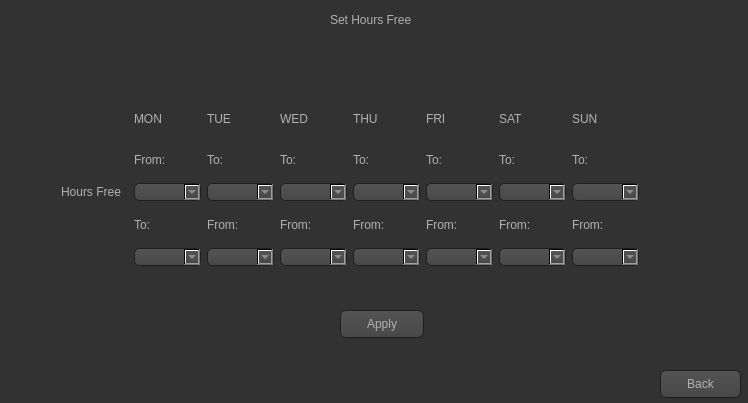
The window that developer/mainwindow.ui (CPSC36201Spring20018/DreamTeamRepo) describes before a commit, drawn with Qt 5.
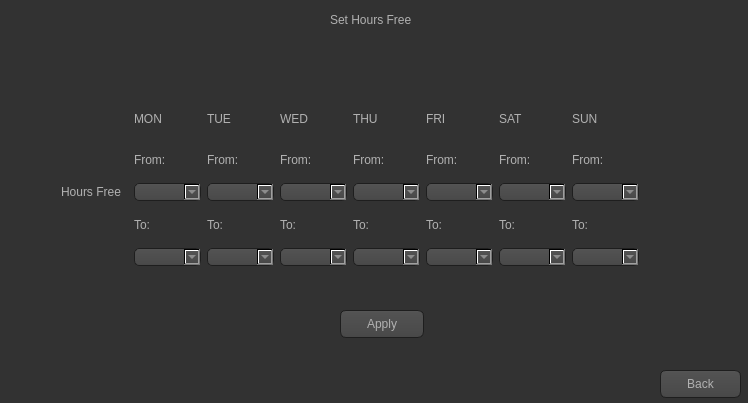
The same window after the commit. The open tabs and pages were chosen to show the change. Icons and pictures are not drawn.

Patch:
```diff
--- a/developer/mainwindow.ui
+++ b/developer/mainwindow.ui
@@ -468,7 +468,7 @@
      </rect>
     </property>
     <property name="currentIndex">
-     <number>2</number>
+     <number>1</number>
     </property>
     <widget class="QWidget" name="home">
      <widget class="QPushButton" name="hb_view">
@@ -501,6 +501,19 @@
 &lt;p style=&quot; margin-top:0px; margin-bottom:0px; margin-left:0px; margin-right:0px; -qt-block-indent:0; text-indent:0px;&quot;&gt;&lt;span style=&quot; font-size:24pt;&quot;&gt;Smart Calendar&lt;/span&gt;&lt;/p&gt;&lt;/body&gt;&lt;/html&gt;</string>
       </property>
      </widget>
+     <widget class="QPushButton" name="hb_exit">
+      <property name="geometry">
+       <rect>
+        <x>340</x>
+        <y>340</y>
+        <width>84</width>
+        <height>28</height>
+       </rect>
+      </property>
+      <property name="text">
+       <string>Exit</string>
+      </property>
+     </widget>
     </widget>
     <widget class="QWidget" name="calendar">
      <widget class="QPushButton" name="cb_back">
@@ -519,7 +532,7 @@
      <widget class="QLabel" name="label1">
       <property name="geometry">
        <rect>
-        <x>350</x>
+        <x>340</x>
         <y>10</y>
         <width>63</width>
         <height>20</height>
@@ -611,6 +624,19 @@
        </rect>
       </property>
      </widget>
+     <widget class="QPushButton" name="cb_auto">
+      <property name="geometry">
+       <rect>
+        <x>330</x>
+        <y>370</y>
+        <width>91</width>
+        <height>28</height>
+       </rect>
+      </property>
+      <property name="text">
+       <string>Auto-Schedule</string>
+      </property>
+     </widget>
     </widget>
     <widget class="QWidget" name="set">
      <widget class="QPushButton" name="sb_back">
@@ -649,23 +675,58 @@
        </rect>
       </property>
       <layout class="QGridLayout" name="gridLayout">
-       <item row="1" column="2">
-        <widget class="QLabel" name="label_4">
+       <item row="0" column="6">
+        <widget class="QLabel" name="label_24">
+         <property name="text">
+          <string>SAT</string>
+         </property>
+        </widget>
+       </item>
+       <item row="3" column="1">
+        <widget class="QLabel" name="label_3">
          <property name="text">
           <string>To:</string>
          </property>
         </widget>
        </item>
+       <item row="0" column="1">
+        <widget class="QLabel" name="label_19">
+         <property name="text">
+          <string>MON</string>
+         </property>
+        </widget>
+       </item>
+       <item row="0" column="3">
+        <widget class="QLabel" name="label_21">
+         <property name="text">
+          <string>WED</string>
+         </property>
+        </widget>
+       </item>
+       <item row="0" column="2">
+        <widget class="QLabel" name="label_20">
+         <property name="text">
+          <string>TUE</string>
+         </property>
+        </widget>
+       </item>
+       <item row="0" column="5">
+        <widget class="QLabel" name="label_23">
+         <property name="text">
+          <string>FRI</string>
+         </property>
+        </widget>
+       </item>
+       <item row="0" column="4">
+        <widget class="QLabel" name="label_22">
+         <property name="text">
+          <string>THU</string>
+         </property>
+        </widget>
+       </item>
        <item row="2" column="1">
         <widget class="QComboBox" name="sc_monFrom"/>
        </item>
-       <item row="3" column="5">
-        <widget class="QLabel" name="label_13">
-         <property name="text">
-          <string>From:</string>
-         </property>
-        </widget>
-       </item>
        <item row="2" column="0">
         <widget class="QLabel" name="label_18">
          <property name="text">
@@ -676,27 +737,6 @@
        <item row="4" column="6">
         <widget class="QComboBox" name="sc_satTo"/>
        </item>
-       <item row="1" column="4">
-        <widget class="QLabel" name="label_10">
-         <property name="text">
-          <string>To:</string>
-         </property>
-        </widget>
-       </item>
-       <item row="1" column="6">
-        <widget class="QLabel" name="label_14">
-         <property name="text">
-          <string>To:</string>
-         </property>
-        </widget>
-       </item>
-       <item row="1" column="5">
-        <widget class="QLabel" name="label_12">
-         <property name="text">
-          <string>To:</string>
-         </property>
-        </widget>
-       </item>
        <item row="2" column="6">
         <widget class="QComboBox" name="sc_satFrom"/>
        </item>
@@ -725,44 +765,9 @@
        <item row="2" column="4">
         <widget class="QComboBox" name="sc_thuFrom"/>
        </item>
-       <item row="3" column="7">
-        <widget class="QLabel" name="label_17">
-         <property name="text">
-          <string>From:</string>
-         </property>
-        </widget>
-       </item>
        <item row="4" column="7">
         <widget class="QComboBox" name="sc_sunTo"/>
        </item>
-       <item row="3" column="3">
-        <widget class="QLabel" name="label_9">
-         <property name="text">
-          <string>From:</string>
-         </property>
-        </widget>
-       </item>
-       <item row="1" column="3">
-        <widget class="QLabel" name="label_8">
-         <property name="text">
-          <string>To:</string>
-         </property>
-        </widget>
-       </item>
-       <item row="3" column="4">
-        <widget class="QLabel" name="label_11">
-         <property name="text">
-          <string>From:</string>
-         </property>
-        </widget>
-       </item>
-       <item row="3" column="6">
-        <widget class="QLabel" name="label_15">
-         <property name="text">
-          <string>From:</string>
-         </property>
-        </widget>
-       </item>
        <item row="4" column="2">
         <widget class="QComboBox" name="sc_tueTo"/>
        </item>
@@ -782,69 +787,90 @@
        <item row="4" column="5">
         <widget class="QComboBox" name="sc_friTo"/>
        </item>
-       <item row="0" column="6">
-        <widget class="QLabel" name="label_24">
+       <item row="1" column="2">
+        <widget class="QLabel" name="label_5">
          <property name="text">
-          <string>SAT</string>
+          <string>From:</string>
          </property>
         </widget>
        </item>
-       <item row="3" column="1">
-        <widget class="QLabel" name="label_3">
+       <item row="1" column="3">
+        <widget class="QLabel" name="label_9">
+         <property name="text">
+          <string>From:</string>
+         </property>
+        </widget>
+       </item>
+       <item row="3" column="2">
+        <widget class="QLabel" name="label_4">
+         <property name="text">
+          <string>To:</string>
+         </property>
+        </widget>
+       </item>
+       <item row="3" column="3">
+        <widget class="QLabel" name="label_8">
+         <property name="text">
+          <string>To:</string>
+         </property>
+        </widget>
+       </item>
+       <item row="3" column="4">
+        <widget class="QLabel" name="label_10">
+         <property name="text">
+          <string>To:</string>
+         </property>
+        </widget>
+       </item>
+       <item row="1" column="4">
+        <widget class="QLabel" name="label_11">
+         <property name="text">
+          <string>From:</string>
+         </property>
+        </widget>
+       </item>
+       <item row="3" column="5">
+        <widget class="QLabel" name="label_12">
+         <property name="text">
+          <string>To:</string>
+         </property>
+        </widget>
+       </item>
+       <item row="1" column="5">
+        <widget class="QLabel" name="label_13">
+         <property name="text">
+          <string>From:</string>
+         </property>
+        </widget>
+       </item>
+       <item row="1" column="6">
+        <widget class="QLabel" name="label_15">
+         <property name="text">
+          <string>From:</string>
+         </property>
+        </widget>
+       </item>
+       <item row="3" column="6">
+        <widget class="QLabel" name="label_14">
          <property name="text">
           <string>To:</string>
          </property>
         </widget>
        </item>
        <item row="1" column="7">
+        <widget class="QLabel" name="label_17">
+         <property name="text">
+          <string>From:</string>
+         </property>
+        </widget>
+       </item>
+       <item row="3" column="7">
         <widget class="QLabel" name="label_16">
          <property name="text">
           <string>To:</string>
          </property>
         </widget>
        </item>
-       <item row="0" column="1">
-        <widget class="QLabel" name="label_19">
-         <property name="text">
-          <string>MON</string>
-         </property>
-        </widget>
-       </item>
-       <item row="0" column="3">
-        <widget class="QLabel" name="label_21">
-         <property name="text">
-          <string>WED</string>
-         </property>
-        </widget>
-       </item>
-       <item row="3" column="2">
-        <widget class="QLabel" name="label_5">
-         <property name="text">
-          <string>From:</string>
-         </property>
-        </widget>
-       </item>
-       <item row="0" column="2">
-        <widget class="QLabel" name="label_20">
-         <property name="text">
-          <string>TUE</string>
-         </property>
-        </widget>
-       </item>
-       <item row="0" column="5">
-        <widget class="QLabel" name="label_23">
-         <property name="text">
-          <string>FRI</string>
-         </property>
-        </widget>
-       </item>
-       <item row="0" column="4">
-        <widget class="QLabel" name="label_22">
-         <property name="text">
-          <string>THU</string>
-         </property>
-        </widget>
-       </item>
       </layout>
      </widget>
      <widget class="QPushButton" name="sb_apply">
```
